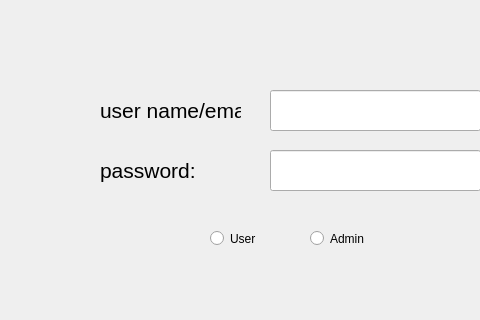
The window that forms/mainwindow.ui (wuudiy/SocialMediaAnalyticsDashboard) describes before a commit, drawn with Qt 5; both pictures show x 0 to 480 and y 0 to 320 of the 800 by 600 pixel window.
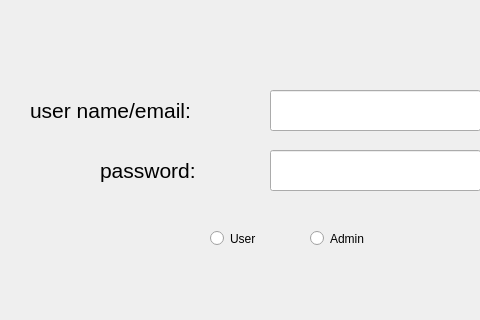
The same window after the commit.

The edit to the form file:
```diff
--- a/forms/mainwindow.ui
+++ b/forms/mainwindow.ui
@@ -17,9 +17,9 @@
    <widget class="QLabel" name="account">
     <property name="geometry">
      <rect>
-      <x>100</x>
+      <x>30</x>
       <y>90</y>
-      <width>141</width>
+      <width>231</width>
       <height>41</height>
      </rect>
     </property>
```
Left out of the diff: 2 changed lines with no effect on the pictures.
